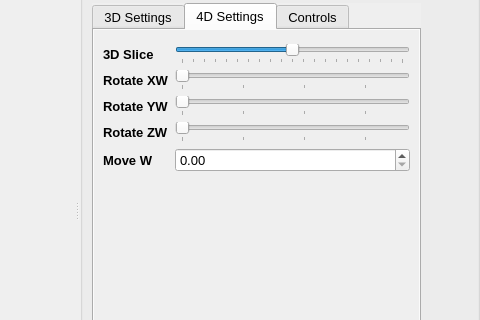
Above: src/MainWindow.ui from Luminic/NWAPW_RayTracer before the change; both pictures show x 800 to 1280 and y 99 to 419 of the 1280 by 640 pixel window. Below: the same form after it.
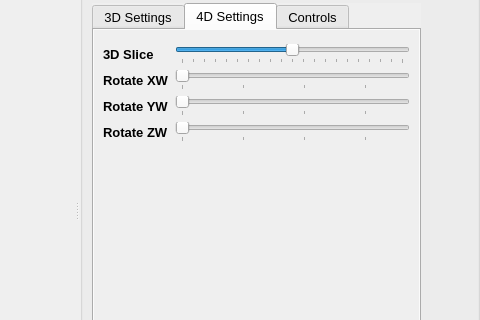
That is the form after the change. The open tabs and pages were chosen to show the change.

```diff
--- a/src/MainWindow.ui
+++ b/src/MainWindow.ui
@@ -430,22 +430,6 @@
              </property>
             </widget>
            </item>
-           <item row="4" column="0">
-            <widget class="QLabel" name="label_13">
-             <property name="font">
-              <font>
-               <weight>75</weight>
-               <bold>true</bold>
-              </font>
-             </property>
-             <property name="text">
-              <string>Move W</string>
-             </property>
-            </widget>
-           </item>
-           <item row="4" column="1">
-            <widget class="QDoubleSpinBox" name="doubleSpinBox_4"/>
-           </item>
           </layout>
          </item>
         </layout>
```
Left out of the diff: 156 changed lines with no effect on the pictures.
